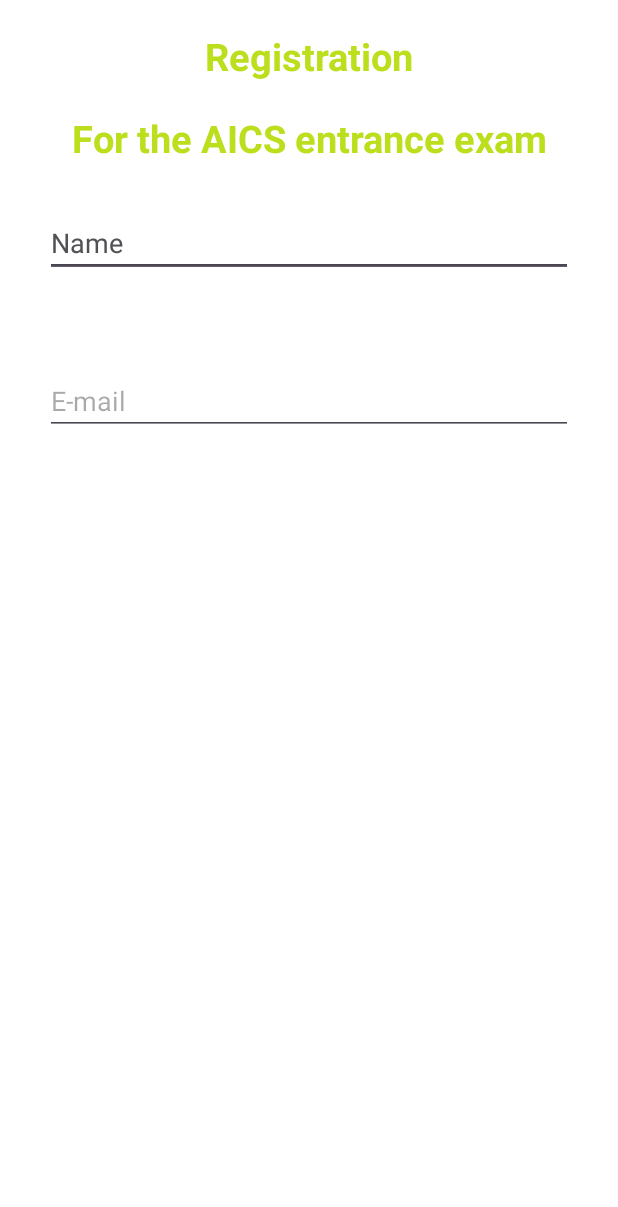
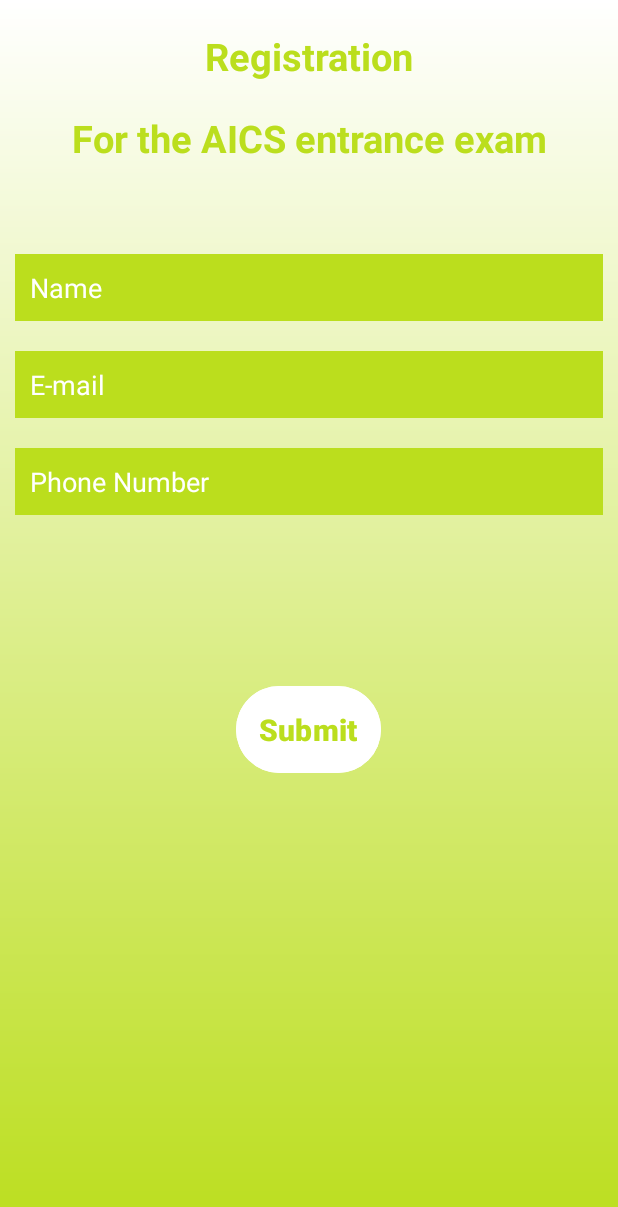
Before and after one commit to milos-tech/IAI-Concour-file-Submittion, an Android app: the screen it shows after launch (Register), on a phone screen of 412 x 824 dp. Shown: the top 1207 px of the screen. Run offline under Robolectric (Android 15) with nearby library versions, the phone set to English and light mode, and no system bars.

Commit message:
registration activity

```diff
--- a/app/src/main/AndroidManifest.xml
+++ b/app/src/main/AndroidManifest.xml
@@ -13,10 +13,14 @@
         android:theme="@style/Theme.AICS"
         tools:targetApi="31">
         <activity
+            android:name=".fileUpload"
+            android:exported="false" />
+        <activity
             android:name=".MainActivity"
             android:exported="true">
             <intent-filter>
                 <action android:name="android.intent.action.MAIN" />
+
                 <category android:name="android.intent.category.LAUNCHER" />
             </intent-filter>
         </activity>
--- a/app/src/main/java/com/example/aics/Register.java
+++ b/app/src/main/java/com/example/aics/Register.java
@@ -1,6 +1,9 @@
 package com.example.aics;
 
+import android.content.Intent;
 import android.os.Bundle;
+import android.view.View;
+import android.widget.Button;
 
 import androidx.activity.EdgeToEdge;
 import androidx.appcompat.app.AppCompatActivity;
@@ -20,5 +23,14 @@ public class Register extends AppCompatActivity {
             v.setPadding(systemBars.left, systemBars.top, systemBars.right, systemBars.bottom);
             return insets;
         });
+        setContentView(R.layout.activity_register);
+        Button register = findViewById(R.id.submit);
+        register.setOnClickListener(new View.OnClickListener(){
+            @Override
+            public void onClick(View v){
+                Intent intent = new Intent(Register.this, fileUpload.class);
+                startActivity(intent);
+            }
+        });
     }
 }
--- a/app/src/main/res/drawable/edittext_border.xml
+++ b/app/src/main/res/drawable/edittext_border.xml
@@ -1,4 +1,8 @@
 <?xml version="1.0" encoding="utf-8"?>
-<shape xmlns:android="http://schemas.android.com/apk/res/android">
-
+<shape xmlns:android="http://schemas.android.com/apk/res/android" android:shape="rectangle">
+    <solid
+        android:color="#BBDE1D"/>
+    <stroke
+        android:color="#BBDE1D"
+        android:width="2dp"/>
 </shape>
--- a/app/src/main/res/drawable/gradient.xml
+++ b/app/src/main/res/drawable/gradient.xml
@@ -1,4 +1,8 @@
 <?xml version="1.0" encoding="utf-8"?>
 <shape xmlns:android="http://schemas.android.com/apk/res/android">
-
+    <gradient
+        android:type="linear"
+        android:angle="270"
+        android:startColor="@color/white"
+        android:endColor="#BBDE1D"/>
 </shape>
--- a/app/src/main/res/layout/activity_register.xml
+++ b/app/src/main/res/layout/activity_register.xml
@@ -3,7 +3,7 @@
     xmlns:app="http://schemas.android.com/apk/res-auto"
     xmlns:tools="http://schemas.android.com/tools"
     android:id="@+id/main"
-    android:background="@color/white"
+    android:background="@drawable/gradient"
     android:layout_width="match_parent"
     android:layout_height="match_parent"
     tools:context=".Register">
@@ -27,8 +27,10 @@
         android:gravity="center"
         android:text="For the AICS entrance exam"
         android:textColor="#BBDE1D"
+
         android:textSize="25dp"
-        android:textStyle="bold"/>
+        android:textStyle="bold"
+        android:layout_marginBottom="50dp"/>
 
     <EditText
         android:id="@+id/name"
@@ -36,8 +38,12 @@
         android:layout_width="match_parent"
         android:layout_below="@+id/register2"
         android:hint="Name"
+        android:background="@drawable/edittext_border"
+        android:textColorHint="@color/white"
+        android:textColor="@color/white"
         android:layout_marginTop="40dp"
-        android:layout_margin="30dp"/>
+        android:layout_margin="10dp"
+        android:padding="10dp"/>
 
     <EditText
         android:id="@+id/email"
@@ -45,25 +51,41 @@
         android:layout_width="match_parent"
         android:layout_below="@+id/name"
         android:hint="E-mail"
-        android:layout_margin="30dp"/>
+        android:textColorHint="@color/white"
+        android:background="@drawable/edittext_border"
+        android:textColor="@color/white"
+        android:padding="10dp"
+        android:layout_margin="10dp"/>
 
     <EditText
-        android:id="@+id/name"
+        android:id="@+id/number"
+        android:layout_width="match_parent"
         android:layout_height="wrap_content"
-        android:layout_width="match_parent"
-        android:layout_below="@+id/register2"
-        android:hint="Name"
-        android:layout_marginTop="40dp"
-        android:layout_margin="30dp"/>
+        android:layout_below="@+id/email"
+        android:layout_margin="10dp"
+        android:layout_marginTop="22dp"
+        android:layout_marginBottom="10dp"
+        android:background="@drawable/edittext_border"
+        android:hint="Phone Number"
+        android:textColorHint="@color/white"
+        android:padding="10dp"
+        android:textColor="@color/white"/>
 
-    <EditText
-        android:id="@+id/name"
+    <Button
+        android:id="@+id/submit"
+        android:layout_width="wrap_content"
         android:layout_height="wrap_content"
-        android:layout_width="match_parent"
-        android:layout_below="@+id/register2"
-        android:hint="Name"
-        android:layout_marginTop="40dp"
-        android:layout_margin="30dp"/>
+        android:layout_below="@+id/number"
+        android:padding="15dp"
+        android:layout_marginTop="100dp"
+        android:text="Submit"
+        android:layout_centerHorizontal="true"
+        android:backgroundTint="@color/white"
+        android:textColor="#BBDE1D"
+        android:textSize="20dp"
+        android:textStyle="bold"/>
+
+
 
 
 </RelativeLayout>
```
